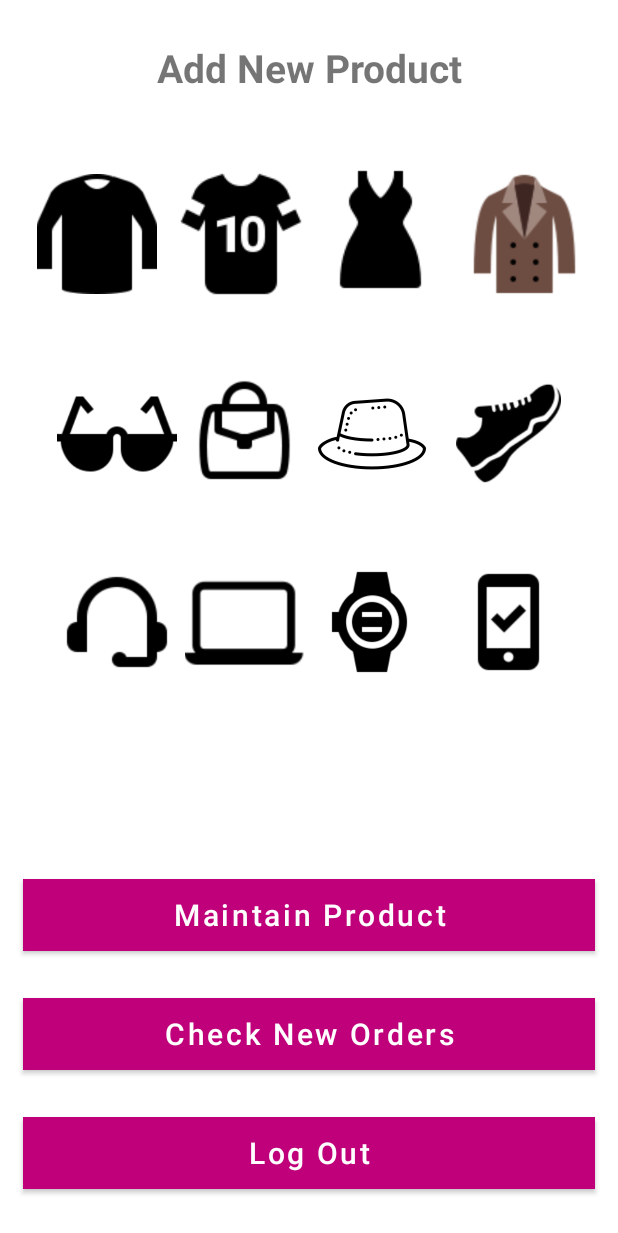
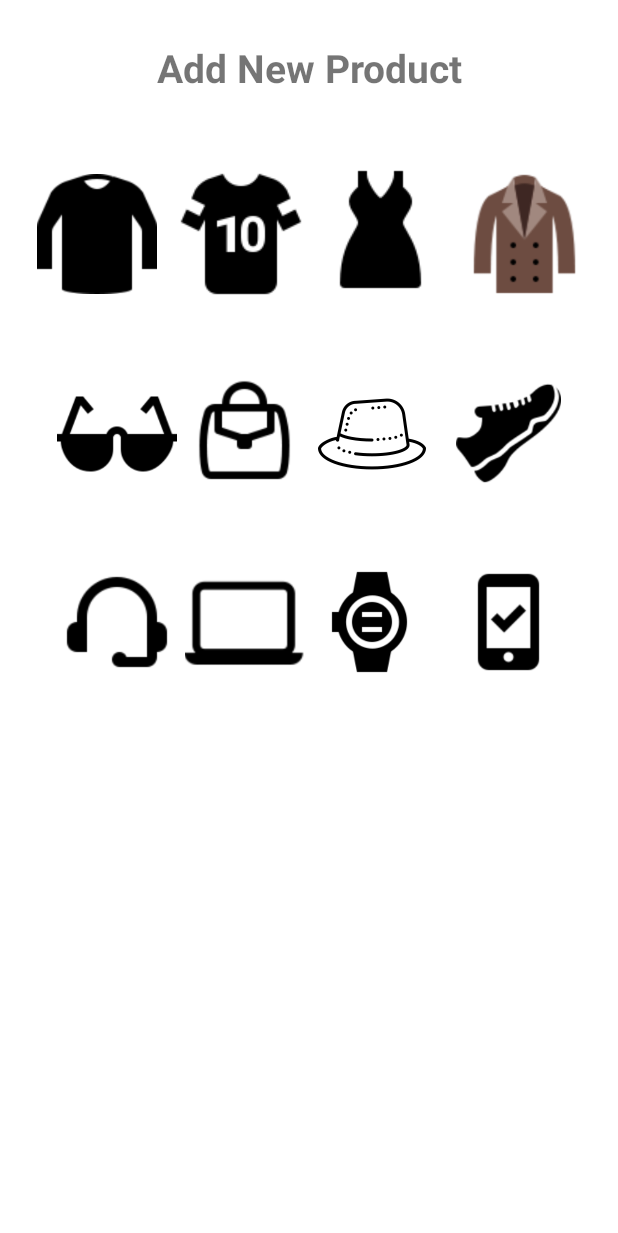
Before and after one commit to BeautyOfPrograming/MyOnlineShop, an Android app: the layout seller_add_category.xml on its own in the app's theme, with its tools: preview values and no code run, on a phone screen of 412 x 824 dp. Shown: the top 1233 px of the screen. Run offline under Robolectric (Android 15) with nearby library versions, the phone set to English and light mode, and no system bars.

Commit message:
16-1-1400 evening

```diff
--- a/app/src/main/AndroidManifest.xml
+++ b/app/src/main/AndroidManifest.xml
@@ -28,9 +28,9 @@
             android:name=".HomeActivity"
             android:label="@string/title_activity_home"
             android:theme="@style/Theme.MyOnlineShop.NoActionBar" />
-        <activity android:name=".admin.AdminCategoryActivity" />
+        <activity android:name=".sellers.SellerProductActivity" />
         <activity android:name=".SettinsActivity" />
-        <activity android:name=".admin.AdminAddNewProductActivity" />
+        <activity android:name=".sellers.SellerAddNewProductActivity" />
         <activity android:name=".RegisterActivity" />
         <activity android:name=".LoginActivity" />
         <activity android:name=".MainActivity">
--- a/app/src/main/java/com/example/myonlineshop/HomeActivity.java
+++ b/app/src/main/java/com/example/myonlineshop/HomeActivity.java
@@ -141,7 +141,7 @@ public class HomeActivity extends AppCompatActivity implements NavigationView.On
         super.onStart();
 
         FirebaseRecyclerOptions<Products> options = new FirebaseRecyclerOptions.Builder<Products>()
-                .setQuery(productReference, Products.class)
+                .setQuery(productReference.orderByChild("productState").equalTo("Approved"), Products.class)
                 .build();
 
 
--- a/app/src/main/java/com/example/myonlineshop/LoginActivity.java
+++ b/app/src/main/java/com/example/myonlineshop/LoginActivity.java
@@ -13,7 +13,7 @@ import android.widget.EditText;
 import android.widget.TextView;
 import android.widget.Toast;
 
-import com.example.myonlineshop.admin.AdminCategoryActivity;
+import com.example.myonlineshop.sellers.SellerProductActivity;
 import com.example.myonlineshop.model.Users;
 import com.example.myonlineshop.prevelant.Prevalent;
 import com.google.firebase.database.DataSnapshot;
@@ -173,7 +173,7 @@ public class LoginActivity extends AppCompatActivity {
                                 Toast.makeText(LoginActivity.this, "welcome admin Logged in successfully...", Toast.LENGTH_SHORT).show();
                                 loading.dismiss();
 
-                                Intent intent = new Intent(LoginActivity.this, AdminCategoryActivity.class);
+                                Intent intent = new Intent(LoginActivity.this, SellerProductActivity.class);
                                 intent.putExtra("Admin", "Admin");
 
                                 startActivity(intent);
--- a/app/src/main/java/com/example/myonlineshop/ResetPassword.java
+++ b/app/src/main/java/com/example/myonlineshop/ResetPassword.java
@@ -14,8 +14,6 @@ import android.widget.EditText;
 import android.widget.TextView;
 import android.widget.Toast;
 
-import com.example.myonlineshop.admin.AdminCategoryActivity;
-import com.example.myonlineshop.admin.MaintainActivity;
 import com.example.myonlineshop.prevelant.Prevalent;
 import com.google.android.gms.tasks.OnCompleteListener;
 import com.google.android.gms.tasks.Task;
@@ -24,8 +22,6 @@ import com.google.firebase.database.DatabaseError;
 import com.google.firebase.database.DatabaseReference;
 import com.google.firebase.database.FirebaseDatabase;
 import com.google.firebase.database.ValueEventListener;
-
-import org.w3c.dom.Text;
 
 import java.util.HashMap;
 
--- a/app/src/main/java/com/example/myonlineshop/admin/MaintainActivity.java
+++ b/app/src/main/java/com/example/myonlineshop/admin/MaintainActivity.java
@@ -12,6 +12,7 @@ import android.widget.ImageView;
 import android.widget.Toast;
 
 import com.example.myonlineshop.R;
+import com.example.myonlineshop.sellers.SellerProductActivity;
 import com.google.android.gms.tasks.OnCompleteListener;
 import com.google.android.gms.tasks.Task;
 import com.google.firebase.database.DataSnapshot;
@@ -81,7 +82,7 @@ public class MaintainActivity extends AppCompatActivity {
                 Toast.makeText(MaintainActivity.this, "This product is deleted successfully", Toast.LENGTH_SHORT).show();
 
 
-                startActivity(new Intent(MaintainActivity.this, AdminCategoryActivity.class));
+                startActivity(new Intent(MaintainActivity.this, SellerProductActivity.class));
                 finish();
 
             }
@@ -125,7 +126,7 @@ public class MaintainActivity extends AppCompatActivity {
 
 
                         Toast.makeText(MaintainActivity.this, "Your changes are applied successfully", Toast.LENGTH_SHORT).show();
-                        startActivity(new Intent(MaintainActivity.this, AdminCategoryActivity.class));
+                        startActivity(new Intent(MaintainActivity.this, SellerProductActivity.class));
                         finish();
                     }
 
--- a/app/src/main/res/layout/activity_admin_category.xml
+++ b/app/src/main/res/layout/seller_add_category.xml
@@ -4,7 +4,7 @@
     xmlns:tools="http://schemas.android.com/tools"
     android:layout_width="match_parent"
     android:layout_height="match_parent"
-    tools:context=".admin.AdminCategoryActivity">
+    tools:context=".sellers.SellerProductActivity">
 
     <TextView
         android:id="@+id/slogan_category"
@@ -134,51 +134,51 @@
     </LinearLayout>
 
 
-    <Button
-        android:id="@+id/maintainBtn"
-        android:layout_width="match_parent"
-        android:layout_height="wrap_content"
-        android:layout_above="@+id/check_new_orders"
-        android:layout_marginStart="15dp"
-        android:layout_marginEnd="15dp"
-        android:layout_marginBottom="31dp"
-        android:background="@color/colorPrimary"
-        android:text="Maintain Product"
-        android:textAllCaps="false"
-        android:textColor="@color/white"
-        android:textSize="20sp"
+<!--    <Button-->
+<!--        android:id="@+id/maintainBtn"-->
+<!--        android:layout_width="match_parent"-->
+<!--        android:layout_height="wrap_content"-->
+<!--        android:layout_above="@+id/check_new_orders"-->
+<!--        android:layout_marginStart="15dp"-->
+<!--        android:layout_marginEnd="15dp"-->
+<!--        android:layout_marginBottom="31dp"-->
+<!--        android:background="@color/colorPrimary"-->
+<!--        android:text="Maintain Product"-->
+<!--        android:textAllCaps="false"-->
+<!--        android:textColor="@color/white"-->
+<!--        android:textSize="20sp"-->
 
-        />
+<!--        />-->
 
 
-    <Button
-        android:id="@+id/check_new_orders"
-        android:layout_width="match_parent"
-        android:layout_height="wrap_content"
-        android:layout_above="@+id/logOut"
-        android:layout_marginStart="15dp"
-        android:layout_marginEnd="15dp"
-        android:layout_marginBottom="31dp"
-        android:background="@color/colorPrimary"
-        android:text="Check New Orders"
-        android:textAllCaps="false"
-        android:textColor="@color/white"
-        android:textSize="20sp" />
+<!--    <Button-->
+<!--        android:id="@+id/check_new_orders"-->
+<!--        android:layout_width="match_parent"-->
+<!--        android:layout_height="wrap_content"-->
+<!--        android:layout_above="@+id/logOut"-->
+<!--        android:layout_marginStart="15dp"-->
+<!--        android:layout_marginEnd="15dp"-->
+<!--        android:layout_marginBottom="31dp"-->
+<!--        android:background="@color/colorPrimary"-->
+<!--        android:text="Check New Orders"-->
+<!--        android:textAllCaps="false"-->
+<!--        android:textColor="@color/white"-->
+<!--        android:textSize="20sp" />-->
 
 
-    <Button
-        android:id="@+id/logOut"
-        android:layout_width="match_parent"
-        android:layout_height="wrap_content"
-        android:layout_alignParentBottom="true"
-        android:layout_marginStart="15dp"
-        android:layout_marginEnd="15dp"
-        android:layout_marginBottom="31dp"
-        android:background="@color/colorPrimary"
-        android:text="Log Out"
-        android:textAllCaps="false"
-        android:textColor="@color/white"
-        android:textSize="20sp" />
+<!--    <Button-->
+<!--        android:id="@+id/logOut"-->
+<!--        android:layout_width="match_parent"-->
+<!--        android:layout_height="wrap_content"-->
+<!--        android:layout_alignParentBottom="true"-->
+<!--        android:layout_marginStart="15dp"-->
+<!--        android:layout_marginEnd="15dp"-->
+<!--        android:layout_marginBottom="31dp"-->
+<!--        android:background="@color/colorPrimary"-->
+<!--        android:text="Log Out"-->
+<!--        android:textAllCaps="false"-->
+<!--        android:textColor="@color/white"-->
+<!--        android:textSize="20sp" />-->
 
 
 </RelativeLayout>
--- a/app/src/main/res/layout/activity_admin_panel.xml
+++ b/app/src/main/res/layout/seller_add_new_product.xml
@@ -5,7 +5,7 @@
     xmlns:tools="http://schemas.android.com/tools"
     android:layout_width="match_parent"
     android:layout_height="match_parent"
-    tools:context=".admin.AdminAddNewProductActivity">
+    tools:context=".sellers.SellerAddNewProductActivity">
 
 
 
```
Also changed, not shown: app/src/main/java/com/example/myonlineshop/sellers/SellerAddNewProductActivity.java (renamed from app/src/main/java/com/example/myonlineshop/admin/AdminAddNewProductActivity.java, +47 -13 lines), app/src/main/java/com/example/myonlineshop/sellers/SellerHomeActivity.java (+4 -9 lines), app/src/main/java/com/example/myonlineshop/sellers/SellerProductActivity.java (renamed from app/src/main/java/com/example/myonlineshop/admin/AdminCategoryActivity.java, +53 -54 lines).
